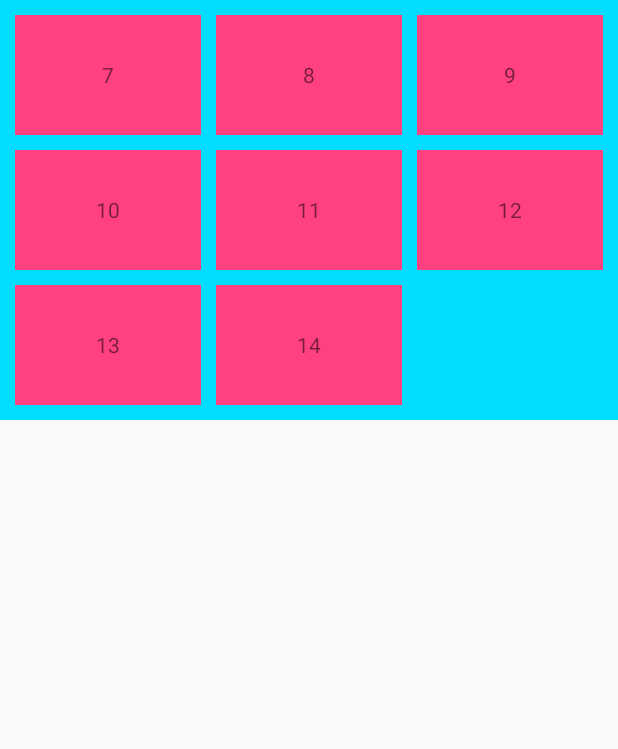
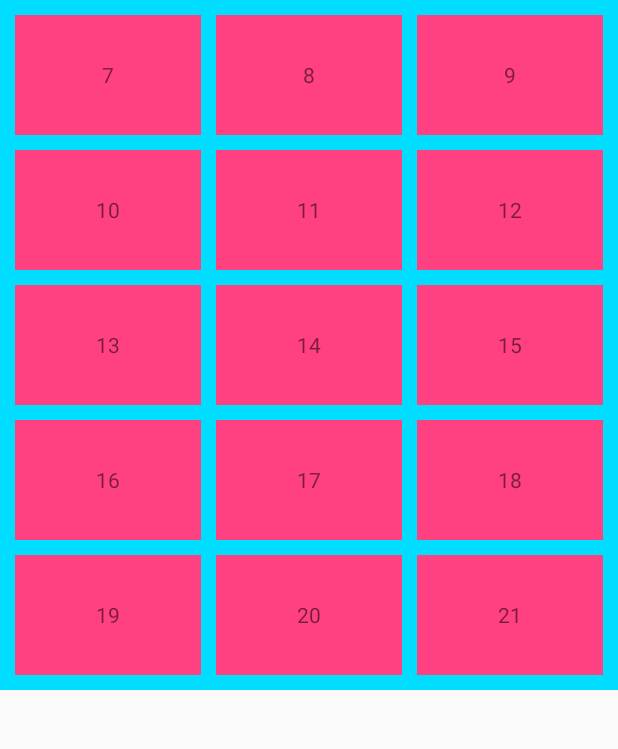
Before and after one commit to infinite-Zh/Drag-sort-layout, an Android app: the screen it shows after launch (MainActivity), on a phone screen of 412 x 824 dp, the part 354-1103 px from its top. Run offline under Robolectric (Android 15) with nearby library versions, the phone set to English and light mode, and no system bars.

Commit message:
修改点击事件的bug

```diff
--- a/app/src/main/java/com/infinite/dragsortlayout/DragSortLayout.java
+++ b/app/src/main/java/com/infinite/dragsortlayout/DragSortLayout.java
@@ -4,10 +4,12 @@ import android.content.Context;
 import android.content.res.TypedArray;
 import android.os.Vibrator;
 import android.util.AttributeSet;
+import android.util.Log;
 import android.view.MotionEvent;
 import android.view.View;
 import android.view.ViewGroup;
 import android.view.WindowManager;
+import android.widget.Scroller;
 
 /**
  * Created by inf on 2016/12/8.
@@ -57,6 +59,7 @@ public class DragSortLayout extends ViewGroup {
         mVerticalSpacing = ta.getDimension(R.styleable.DragSortLayout_horizontalSpacing, DEFAULT_VERTICAL_SPACING);
         mStretchMode = ta.getInt(R.styleable.DragSortLayout_stretchMode, STRETCH_MODE_NONE);
         ta.recycle();
+        mScroller=new Scroller(getContext());
 
     }
 
@@ -155,6 +158,8 @@ public class DragSortLayout extends ViewGroup {
             case MotionEvent.ACTION_DOWN:
                 mLastX = event.getX();
                 mLastY = event.getY();
+                mCurrentX=mLastX;
+                mCurrentY=mLastY;
                 mLongClickRunnable = new LongClickRunnable(mLastX, mLastY);
                 postDelayed(mLongClickRunnable, LONG_CLICK_MODE_TIME);
                 mDragView = findChildByPoints(mLastX, mLastY);
@@ -320,8 +325,8 @@ public class DragSortLayout extends ViewGroup {
             int newBottom = newTop + mDragView.getMeasuredHeight();
             if (newRight >= getMeasuredWidth())
                 newRight = getMeasuredWidth();
-            if (newBottom >= getMeasuredHeight())
-                newBottom = getMeasuredHeight();
+//            if (newBottom >= getMeasuredHeight())
+//                newBottom = getMeasuredHeight();
 
             if (newRight == getMeasuredWidth()) {
                 newLeft = newRight - mDragView.getMeasuredWidth();
@@ -331,6 +336,11 @@ public class DragSortLayout extends ViewGroup {
             }
             mDragView.layout(newLeft, newTop, newRight, newBottom);
             mTargetView = calculateMaxCoincidePartView(newLeft, newTop, newRight, newBottom);
+
+//            Log.e("gg",newBottom+" "+getHeight());
+//            if (newBottom==getHeight()-getPaddingTop()-getPaddingBottom()){
+//                mScroller.startScroll(getScrollX(),getScrollY(),0,mDragView.getMeasuredHeight());
+//            }
         }
     }
 
@@ -418,7 +428,9 @@ public class DragSortLayout extends ViewGroup {
      * @return
      */
     private boolean checkForLongClick(float dx, float dy) {
+        Log.e("click",dx+"   "+dy);
         if (Math.abs(dx) <= LONG_CLICK_TOUCH_SLOPE && Math.abs(dy) <= LONG_CLICK_TOUCH_SLOPE) {
+
             return true;
         }
         return false;
@@ -464,5 +476,14 @@ public class DragSortLayout extends ViewGroup {
         mPositionChangedListener=listener;
     }
 
+//    @Override
+//    public void computeScroll() {
+//        super.computeScroll();
+//        if (mScroller.computeScrollOffset()) {
+//            scrollTo(mScroller.getCurrX(), mScroller.getCurrY());
+//            invalidate();
+//        }
+//    }
 
+    private Scroller mScroller;
 }
--- a/app/src/main/res/layout/activity_main.xml
+++ b/app/src/main/res/layout/activity_main.xml
@@ -102,6 +102,48 @@
             android:layout_width="match_parent"
             android:layout_height="80dp"
             android:text="14"/>
+        <TextView
+            android:background="@color/colorAccent"
+            android:gravity="center"
+            android:layout_width="match_parent"
+            android:layout_height="80dp"
+            android:text="15"/>
+        <TextView
+            android:background="@color/colorAccent"
+            android:gravity="center"
+            android:layout_width="match_parent"
+            android:layout_height="80dp"
+            android:text="16"/>
+        <TextView
+            android:background="@color/colorAccent"
+            android:gravity="center"
+            android:layout_width="match_parent"
+            android:layout_height="80dp"
+            android:text="17"/>
+        <TextView
+            android:background="@color/colorAccent"
+            android:gravity="center"
+            android:layout_width="match_parent"
+            android:layout_height="80dp"
+            android:text="18"/>
+        <TextView
+            android:background="@color/colorAccent"
+            android:gravity="center"
+            android:layout_width="match_parent"
+            android:layout_height="80dp"
+            android:text="19"/>
+        <TextView
+            android:background="@color/colorAccent"
+            android:gravity="center"
+            android:layout_width="match_parent"
+            android:layout_height="80dp"
+            android:text="20"/>
+        <TextView
+            android:background="@color/colorAccent"
+            android:gravity="center"
+            android:layout_width="match_parent"
+            android:layout_height="80dp"
+            android:text="21"/>
 
     </com.infinite.dragsortlayout.DragSortLayout>
 
```
